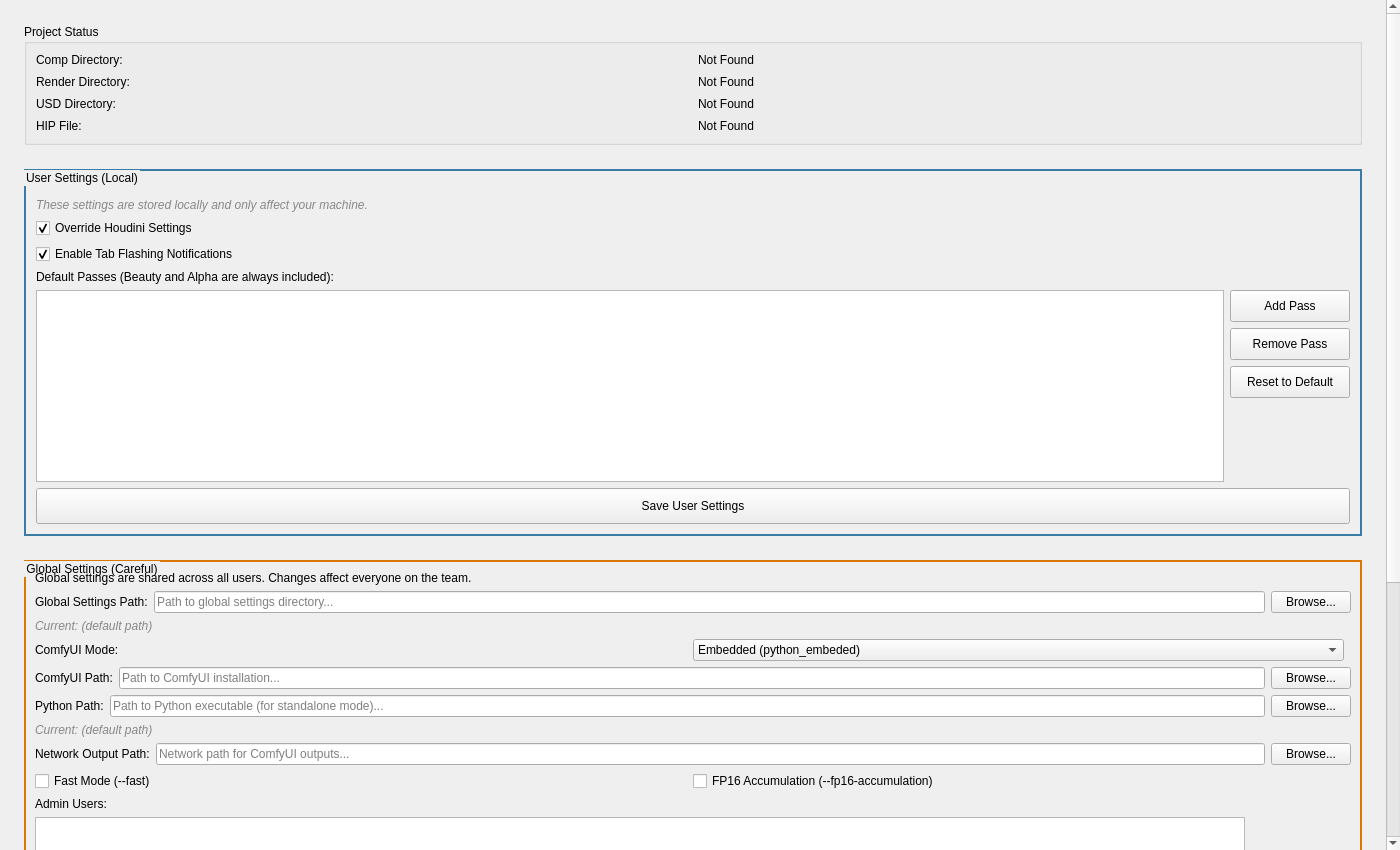
The window that resources/ui/tabs/settings.ui (cpt-cabbage/luma_tools) describes before a commit, drawn with Qt 5.
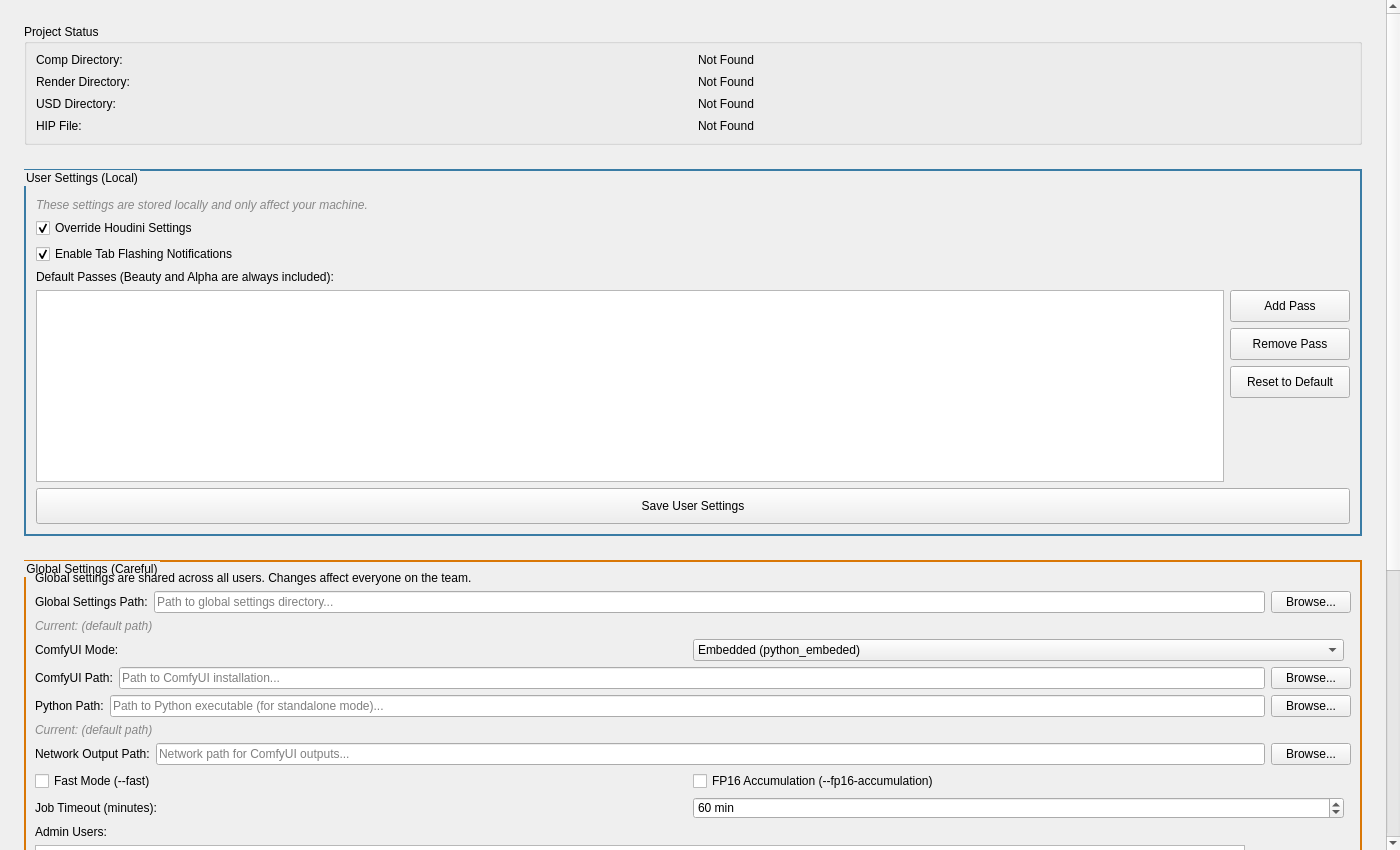
The same window after the commit.

```diff
--- a/resources/ui/tabs/settings.ui
+++ b/resources/ui/tabs/settings.ui
@@ -551,6 +551,43 @@
             </item>
            </layout>
           </item>
+          <item>
+           <layout class="QHBoxLayout" name="comfyuiTimeoutLayout">
+            <item>
+             <widget class="QLabel" name="comfyuiTimeoutLabel">
+              <property name="text">
+               <string>Job Timeout (minutes):</string>
+              </property>
+             </widget>
+            </item>
+            <item>
+             <widget class="QSpinBox" name="ComfyUITimeoutSpinBox">
+              <property name="toolTip">
+               <string>Maximum time in minutes for ComfyUI workflow execution before timeout</string>
+              </property>
+              <property name="minimum">
+               <number>1</number>
+              </property>
+              <property name="maximum">
+               <number>1440</number>
+              </property>
+              <property name="value">
+               <number>60</number>
+              </property>
+              <property name="suffix">
+               <string> min</string>
+              </property>
+             </widget>
+            </item>
+            <item>
+             <spacer name="timeoutSpacer">
+              <property name="orientation">
+               <enum>Qt::Horizontal</enum>
+              </property>
+             </spacer>
+            </item>
+           </layout>
+          </item>
           <item>
            <widget class="QLabel" name="adminUsersHeader">
             <property name="text">
```
